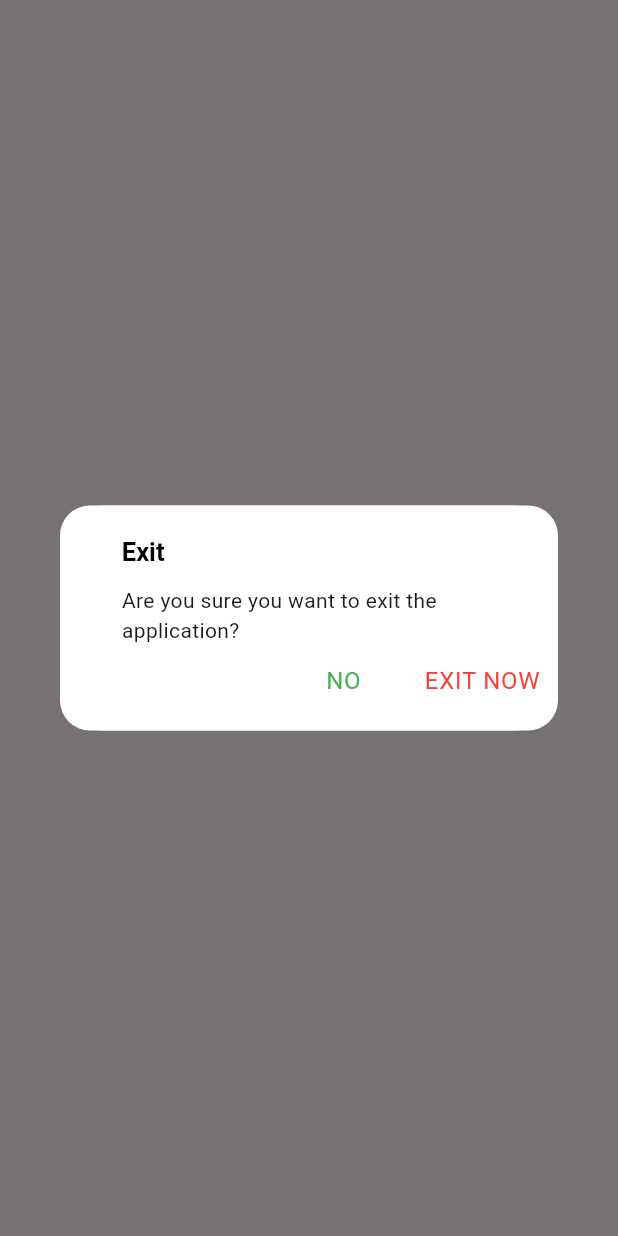
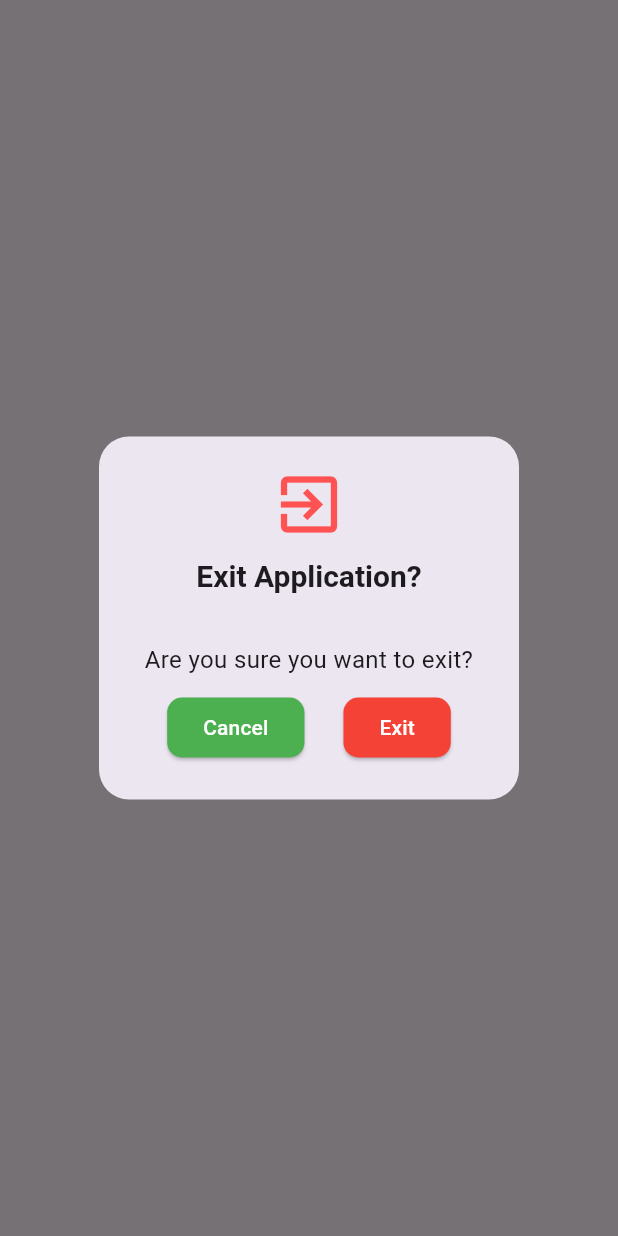
Before and after one commit to vickypatelofficial/vicharodaya, a Flutter app: what showExitConfirmationDialog() shows on an empty page, opened directly, on a phone screen of 412 x 824 dp. Run offline on Flutter 3.47's test engine with Material 3 defaults, Android fonts, the phone set to English and light mode, and no system bars; our stand-ins replace webview_flutter; missing offline and left inert: onesignal_flutter.

Commit message:
final code

```diff
--- a/lib/main.dart
+++ b/lib/main.dart
@@ -3,55 +3,83 @@ import 'package:flutter/services.dart';
 import 'dart:async'; // For Timer
 import 'package:onesignal_flutter/onesignal_flutter.dart';
 import 'package:webview_flutter/webview_flutter.dart';
+//code commented(previous)
+// OneSignal.Debug.setLogLevel(OSLogLevel.verbose);
+// OneSignal.initialize("7737912d-e7a0-4fcf-a063-1c2896d52b13");
 
+// // Handle Notification Click
+// OneSignal.Notifications.addClickListener((event) async {
+//   _handleNotificationClick(event);
+// });
+
+// OneSignal.Notifications.requestPermission(true);
+
+//code(new)
 void main() {
   WidgetsFlutterBinding.ensureInitialized();
 
   OneSignal.Debug.setLogLevel(OSLogLevel.verbose);
+    OneSignal.Debug.setAlertLevel(OSLogLevel.none);
+    OneSignal.consentRequired(false);
     OneSignal.initialize("7737912d-e7a0-4fcf-a063-1c2896d52b13");
-
-  // Handle Notification Click
-  OneSignal.Notifications.addClickListener((event) async {
-    _handleNotificationClick(event);
+    OneSignal.Notifications.requestPermission(true);
+    OneSignal.Notifications.addForegroundWillDisplayListener((event) {
+      print('NOTIFICATION WILL DISPLAY LISTENER CALLED WITH: ${event.notification.jsonRepresentation()}');
+      event.preventDefault();
+      event.notification.display();
     });
-
-  OneSignal.Notifications.requestPermission(true);
 
   runApp(MyApp());
 }
 
-void _handleNotificationClick(OSNotificationClickEvent event) {
-  final String? url = event.notification.launchUrl;
+final GlobalKey<NavigatorState> navigatorKey = GlobalKey<NavigatorState>();
 
-  if (url != null && url.isNotEmpty) {
-    // Use this to handle the URL when app is in background/closed
-    MyApp.navigatorKey.currentState?.openWebView(url);
-  }
-}
+// void main() {
+//   WidgetsFlutterBinding.ensureInitialized();
 
-class MyApp extends StatefulWidget {
-  static final GlobalKey<_MyAppState> navigatorKey = GlobalKey();
+//   OneSignal.Debug.setLogLevel(OSLogLevel.verbose);
+//   OneSignal.Debug.setAlertLevel(OSLogLevel.none);
+//   OneSignal.consentRequired(false);
+//   OneSignal.initialize("7737912d-e7a0-4fcf-a063-1c2896d52b13");
+//   OneSignal.Notifications.requestPermission(true);
 
-  static void openWebViewUrl(String url) {
-    navigatorKey.currentState?.openWebView(url);
-  }
+//   // Foreground display
+//   OneSignal.Notifications.addForegroundWillDisplayListener((event){
+//     print(
+//         'NOTIFICATION WILL DISPLAY LISTENER CALLED WITH: ${event.notification.jsonRepresentation()}');
+//     event.preventDefault();
+//     event.notification.display();
+//   });
 
-  @override
-  _MyAppState createState() => _MyAppState();
-}
+//   // Handle notification clicks
+//   OneSignal.Notifications.addClickListener((event) {
+//     print('clicked notification');
+//     String? url = event.notification.launchUrl;
 
-class _MyAppState extends State<MyApp> {
-  String? _launchUrl;
+//     try {
+//       print('+++++++url++++++');
+//       if (url != null) {
+//         print('+++++++enter in try++++++');
+//         WidgetsBinding.instance.addPostFrameCallback((_) {
+//           navigatorKey.currentState?.push(
+//             MaterialPageRoute(builder: (context) => SplashScreen()),
+//           );
+//         });
+//       }
+//     } catch (e) {
+//       print('=========================');
+//       print(e.toString());
+//     }
+//   });
 
-  void openWebView(String url) {
-    setState(() {
-      _launchUrl = url;
-    });
-  }
+//   runApp(MyApp());
+// }
 
+class MyApp extends StatelessWidget {
   @override
   Widget build(BuildContext context) {
     return MaterialApp(
+      navigatorKey: navigatorKey,
       debugShowCheckedModeBanner: false,
       home: SplashScreen(),
     );
@@ -120,7 +148,7 @@ class _WebViewWithBottomNavState extends State<WebViewWithBottomNav> {
     "https://vicharodaya.com/",
     "https://vicharodaya.com/category/latest-update/",
     "https://vicharodaya.com/web-stories/",
-    "https://www.youtube.com/channel/UCs6Ixn7lpxGOsOxLfbpmnyg",
+    "https://youtube.com/@vicharodaya?si=xan0cXfWowfkVVQ9",
   ];
 
   @override
@@ -235,84 +263,54 @@ class _WebViewWithBottomNavState extends State<WebViewWithBottomNav> {
 }
 
 Future<dynamic> showExitConfirmationDialog(BuildContext context) async {
-  double screenWidth = MediaQuery.of(context).size.width;
-  double screenHeight = MediaQuery.of(context).size.height;
-  Widget mediumHeight = SizedBox(
-    height: 10,
-  );
   return showDialog(
         context: context,
-        builder: (context) => Dialog(
-          elevation: 10,
-          backgroundColor: Colors.white,
-          child: Container(
-            height: 150.0,
-            decoration: BoxDecoration(
-                color: Colors.white, borderRadius: BorderRadius.circular(20)),
-            child: Column(
-              mainAxisAlignment: MainAxisAlignment.center,
-              crossAxisAlignment: CrossAxisAlignment.start,
-              children: <Widget>[
-                mediumHeight,
-                const Expanded(child: SizedBox(height: 20)),
-                Padding(
-                  padding: EdgeInsets.only(left: screenWidth * .1),
-                  child: const Row(
+        barrierDismissible: false,
+        builder: (context) => AlertDialog(
+          shape:
+              RoundedRectangleBorder(borderRadius: BorderRadius.circular(20)),
+          titlePadding: const EdgeInsets.all(20),
+          contentPadding:
+              const EdgeInsets.symmetric(horizontal: 20, vertical: 10),
+          title: const Column(
             children: [
-                      // Image.asset(LocalImages.exit,height: 20,width: 20,),
-                      Text('Exit',
-                          style: TextStyle(
-                            color: Colors.black,
-                            fontWeight: FontWeight.bold,
-                            fontSize: 17,
-                            letterSpacing: 0.0,
-                          )),
-                    ],
-                  ),
-                ),
-                Padding(
-                  padding: EdgeInsets.only(
-                      left: screenWidth * .1, right: screenWidth * .1),
-                  child: const Column(
-                    children: [
+              Icon(Icons.exit_to_app, size: 50, color: Colors.redAccent),
               SizedBox(height: 10),
-                      Text('Are you sure you want to exit the application?'),
-                    ],
-                  ),
-                ),
-                Row(
-                  mainAxisAlignment: MainAxisAlignment.end,
-                  children: <Widget>[
-                    TextButton(
-                      onPressed: () => Navigator.of(context).pop(false),
-                      child: Text(
-                        'NO',
-                        style: Theme.of(context)
-                            .textTheme
-                            .bodyLarge!
-                            .copyWith(color: Colors.green),
-                      ),
-                    ),
-                    const SizedBox(width: 10),
-                    TextButton(
-                      onPressed: () => SystemNavigator.pop(),
-                      child: Text(
-                        'EXIT NOW',
-                        style: Theme.of(context)
-                            .textTheme
-                            .bodyLarge!
-                            .copyWith(color: Colors.red),
-                      ),
+              Text(
+                'Exit Application?',
+                textAlign: TextAlign.center,
+                style: TextStyle(fontSize: 20, fontWeight: FontWeight.bold),
               ),
             ],
           ),
-                Expanded(child: const SizedBox(height: 20)),
-                SizedBox(
-                  width: 10,
+          content: const Text(
+            'Are you sure you want to exit?',
+            textAlign: TextAlign.center,
+            style: TextStyle(fontSize: 16),
+          ),
+          actionsAlignment: MainAxisAlignment.center,
+          actions: [
+            ElevatedButton(
+              style: ElevatedButton.styleFrom(
+                backgroundColor: Colors.green,
+                shape: RoundedRectangleBorder(
+                    borderRadius: BorderRadius.circular(10)),
+              ),
+              onPressed: () => Navigator.of(context).pop(false),
+              child:
+                  const Text('Cancel', style: TextStyle(color: Colors.white)),
+            ),
+            const SizedBox(width: 10),
+            ElevatedButton(
+              style: ElevatedButton.styleFrom(
+                backgroundColor: Colors.red,
+                shape: RoundedRectangleBorder(
+                    borderRadius: BorderRadius.circular(10)),
+              ),
+              onPressed: () => SystemNavigator.pop(),
+              child: const Text('Exit', style: TextStyle(color: Colors.white)),
             ),
           ],
-            ),
-          ),
         ),
       ) ??
       false;
```
Lines whose indentation alone changed are shown as unchanged.
